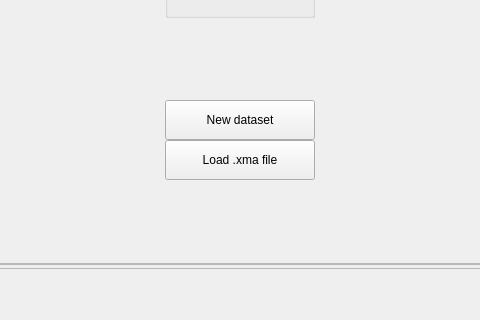
First picture: the form in src/ui/ui-files/MainWindow.ui, repository XROMMPackages/xmalab, before the edit; both pictures show x 180 to 660 and y 221 to 541 of the 840 by 978 pixel window.
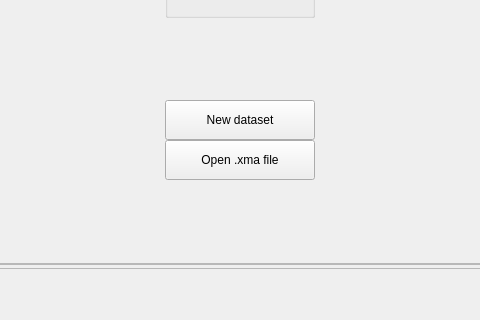
Second picture: the form after the edit. Icons and pictures are not drawn.

Commit message: fixes #52 Added shortcuts for save, new, open and close dataset and added CTRL-A shortcut. Also added a confirmationdialog for saving.

Patch:
```diff
--- a/src/ui/ui-files/MainWindow.ui
+++ b/src/ui/ui-files/MainWindow.ui
@@ -92,7 +92,7 @@
              </size>
             </property>
             <property name="text">
-             <string>Load .xma file</string>
+             <string>Open .xma file</string>
             </property>
            </widget>
           </item>
```
Left out of the diff: 20 changed lines with no effect on the pictures. The commit also changes 4 other files.
